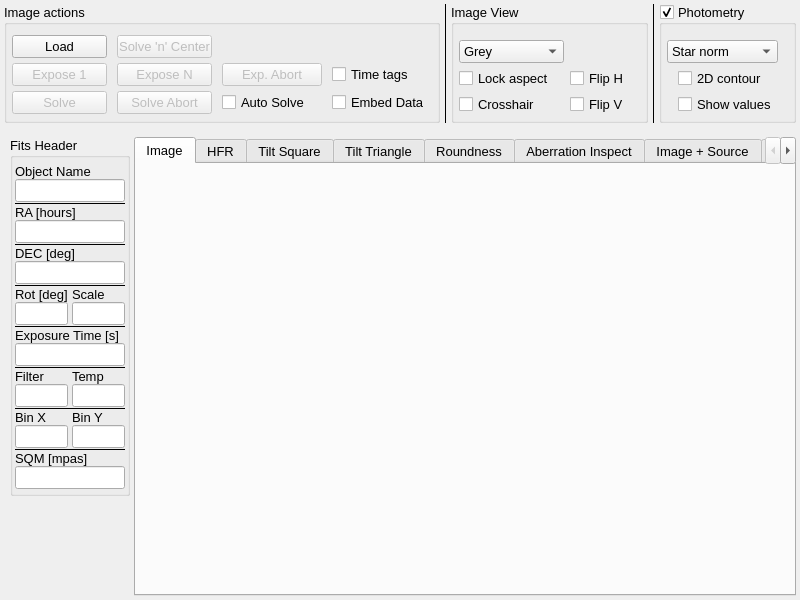
First picture: the form in mw4/gui/widgets/image.ui, repository mworion/MountWizzard4, before the edit.
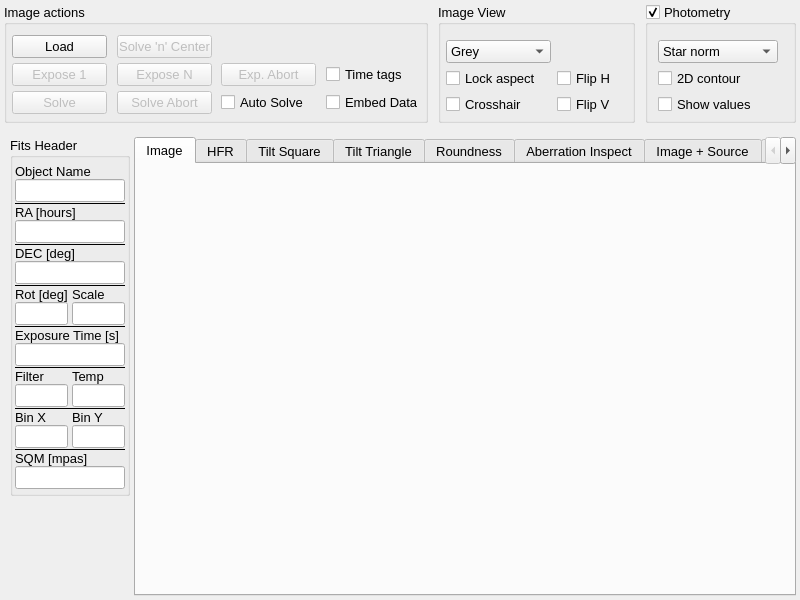
Second picture: the form after the edit. Custom widgets are drawn as their Qt base class.

Diff of the .ui file:
```diff
--- a/mw4/gui/widgets/image.ui
+++ b/mw4/gui/widgets/image.ui
@@ -54,9 +54,9 @@
     <number>4</number>
    </property>
    <item>
-    <layout class="QHBoxLayout" name="horizontalLayout_5" stretch="0,0,0,0,0,1">
+    <layout class="QHBoxLayout" name="horizontalLayout_5" stretch="0,0,0,1">
      <property name="spacing">
-      <number>4</number>
+      <number>10</number>
      </property>
      <property name="leftMargin">
       <number>0</number>
@@ -254,19 +254,6 @@
        </layout>
       </widget>
      </item>
-     <item>
-      <widget class="Line" name="line_13">
-       <property name="frameShadow">
-        <enum>QFrame::Plain</enum>
-       </property>
-       <property name="midLineWidth">
-        <number>1</number>
-       </property>
-       <property name="orientation">
-        <enum>Qt::Vertical</enum>
-       </property>
-      </widget>
-     </item>
      <item>
       <widget class="QGroupBox" name="groupBox">
        <property name="title">
@@ -384,16 +371,6 @@
        </layout>
       </widget>
      </item>
-     <item>
-      <widget class="Line" name="line">
-       <property name="frameShadow">
-        <enum>QFrame::Plain</enum>
-       </property>
-       <property name="orientation">
-        <enum>Qt::Vertical</enum>
-       </property>
-      </widget>
-     </item>
      <item>
       <widget class="QGroupBox" name="photometryGroup">
        <property name="title">
@@ -407,7 +384,7 @@
        </property>
        <layout class="QGridLayout" name="Imageview">
         <property name="leftMargin">
-         <number>5</number>
+         <number>10</number>
         </property>
         <property name="topMargin">
          <number>15</number>
@@ -424,37 +401,11 @@
         <property name="verticalSpacing">
          <number>5</number>
         </property>
-        <item row="2" column="2">
-         <widget class="QCheckBox" name="showValues">
-          <property name="minimumSize">
-           <size>
-            <width>100</width>
-            <height>0</height>
-           </size>
-          </property>
-          <property name="text">
-           <string>Show values</string>
-          </property>
-         </widget>
-        </item>
-        <item row="1" column="2">
-         <widget class="QCheckBox" name="isoLayer">
-          <property name="minimumSize">
-           <size>
-            <width>100</width>
-            <height>0</height>
-           </size>
-          </property>
-          <property name="text">
-           <string>2D contour</string>
-          </property>
-         </widget>
-        </item>
         <item row="0" column="1" colspan="2">
          <widget class="QComboBox" name="snTarget">
           <property name="minimumSize">
            <size>
-            <width>0</width>
+            <width>120</width>
             <height>21</height>
            </size>
           </property>
@@ -485,6 +436,32 @@
           </item>
          </widget>
         </item>
+        <item row="1" column="1" colspan="2">
+         <widget class="QCheckBox" name="isoLayer">
+          <property name="minimumSize">
+           <size>
+            <width>100</width>
+            <height>0</height>
+           </size>
+          </property>
+          <property name="text">
+           <string>2D contour</string>
+          </property>
+         </widget>
+        </item>
+        <item row="2" column="1" colspan="2">
+         <widget class="QCheckBox" name="showValues">
+          <property name="minimumSize">
+           <size>
+            <width>100</width>
+            <height>0</height>
+           </size>
+          </property>
+          <property name="text">
+           <string>Show values</string>
+          </property>
+         </widget>
+        </item>
        </layout>
       </widget>
      </item>
```
